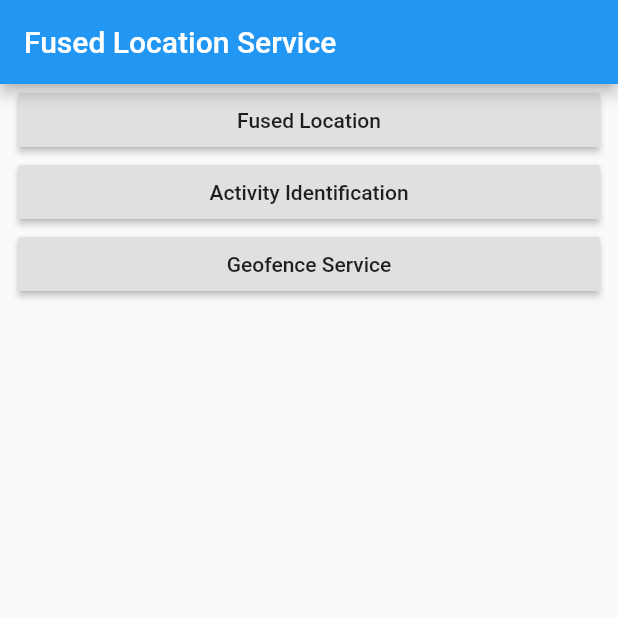
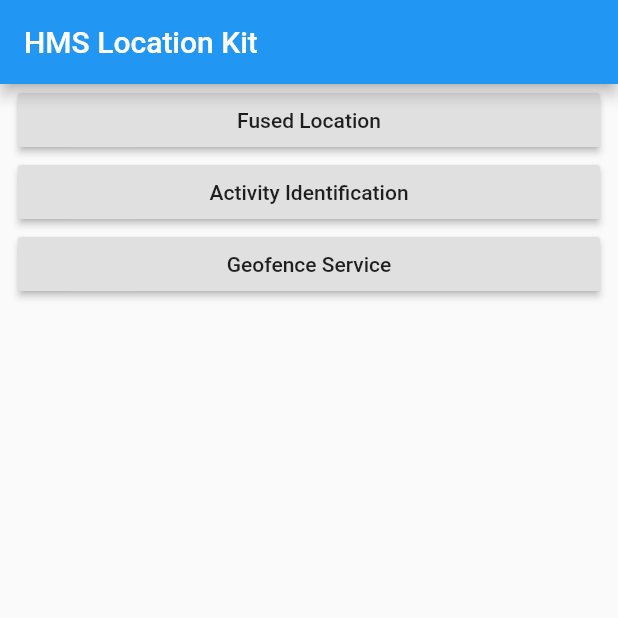
Before and after one commit to rahmicanisin/HMSFlutterLocationKitDemo, a Flutter app: the screen it shows after launch, on a phone screen of 412 x 824 dp, the top half of it. Run offline on Flutter 3.47's test engine with Material 2 defaults, Android fonts, the phone set to English and light mode, and no system bars; our stand-ins replace auto_size_text, getwidget; missing offline and left inert: huawei_location.

Commit message:
HMS Location Kit Flutter Plugin

```diff
--- a/locationkitdemo/lib/activity_identification_service.dart
+++ b/locationkitdemo/lib/activity_identification_service.dart
@@ -90,8 +90,12 @@ class _ActivityIdentificationState extends State<ActivityIdentification> {
     for (ActivityIdentificationData data
     in response.activityIdentificationDatas) {
       setChange(data.identificationActivity , data.possibility);
+
+      //data.identificationActivity include activity type like vehicle,bike etc.
+      //data.posibility The confidence for the user to execute the activity.
+      //The confidence ranges from 0 to 100. A larger value indicates more reliable activity authenticity.
     }
-    }
+  }
 void streamListen() {
   streamSubscription =
       activityIdentificationService.onActivityIdentification.listen(onActivityIdentificationResponse);
--- a/locationkitdemo/lib/home.dart
+++ b/locationkitdemo/lib/home.dart
@@ -37,7 +37,7 @@ void routeToActivityIdentificationService() {
   Widget build(BuildContext context) {
     return Scaffold(
       appBar: AppBar(
-        title: const Text('Fused Location Service'),
+        title: const Text('HMS Location Kit'),
       ),
       body: Container(
         padding: EdgeInsets.symmetric(horizontal: 12),
```
Also changed, not shown: locationkitdemo/lib/fused_location.dart (+10 -0 lines).
